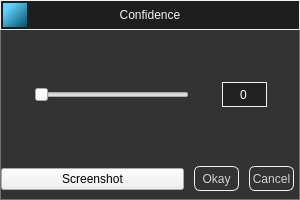
Qt form ConfDialog.ui (IvanLoko/EditorAppNew) before a commit.
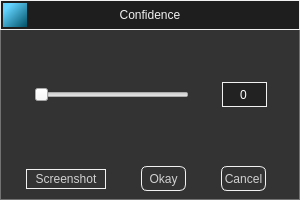
The same form after that commit. Icons and pictures are not drawn.

The edit to the form file:
```diff
--- a/ConfDialog.ui
+++ b/ConfDialog.ui
@@ -64,6 +64,15 @@
 	border: 1px solid #f1f1f1;
 }
 
+#ScreenshotButton {
+	color: #d1d1d1;
+	border: 1px solid #f1f1f1;
+}
+
+#ScreenshotButton::hover {
+	background-color: #7b7b7b;
+}
+
 #OkayButton {
 	color: #d1d1d1;
 	border-radius: 6px;
@@ -378,6 +387,21 @@
          </property>
          <item>
           <widget class="QPushButton" name="ScreenshotButton">
+           <property name="minimumSize">
+            <size>
+             <width>80</width>
+             <height>20</height>
+            </size>
+           </property>
+           <property name="maximumSize">
+            <size>
+             <width>80</width>
+             <height>20</height>
+            </size>
+           </property>
+           <property name="toolTip">
+            <string>&lt;html&gt;&lt;head/&gt;&lt;body&gt;&lt;p&gt;Сохранить выделенную область в /screenshots&lt;/p&gt;&lt;/body&gt;&lt;/html&gt;</string>
+           </property>
            <property name="text">
             <string>Screenshot</string>
            </property>
```
